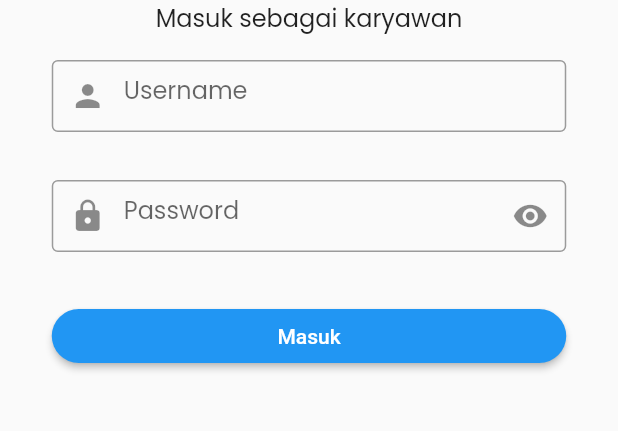
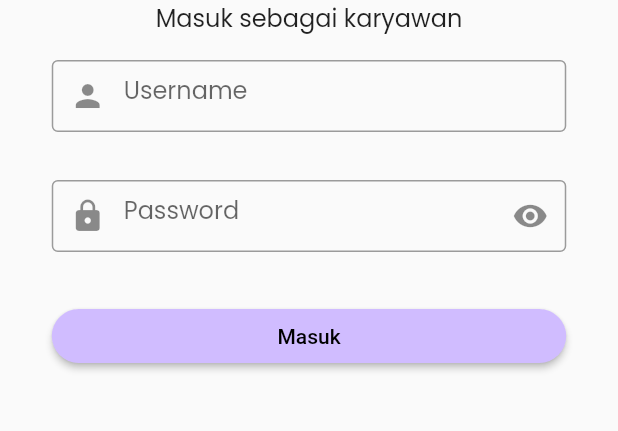
Before and after one commit to 3instein/supervision-mobile, a Flutter app: the screen it shows after launch, on a phone screen of 412 x 824 dp, the part 468-899 px from its top. Run offline on Flutter 3.47's test engine with Material 2 defaults, Android fonts, the phone set to English and light mode, and no system bars.

Commit message:
Change primarySwatch

```diff
--- a/lib/main.dart
+++ b/lib/main.dart
@@ -6,6 +6,21 @@ import 'package:supervision/views/orderPage.dart';
 void main() {
   runApp(const MyApp());
 }
+
+Map<int, Color> color = {
+  50: const Color.fromRGBO(208, 188, 255, .1),
+  100: const Color.fromRGBO(208, 188, 255, .2),
+  200: const Color.fromRGBO(208, 188, 255, .3),
+  300: const Color.fromRGBO(208, 188, 255, .4),
+  400: const Color.fromRGBO(208, 188, 255, .5),
+  500: const Color.fromRGBO(208, 188, 255, .6),
+  600: const Color.fromRGBO(208, 188, 255, .7),
+  700: const Color.fromRGBO(208, 188, 255, .8),
+  800: const Color.fromRGBO(208, 188, 255, .9),
+  900: const Color.fromRGBO(208, 188, 255, 1),
+};
+
+MaterialColor colorCustom = MaterialColor(0xFFD0BCFF, color);
 
 class MyApp extends StatelessWidget {
   const MyApp({super.key});
@@ -26,7 +41,7 @@ class MyApp extends StatelessWidget {
         // or simply save your changes to "hot reload" in a Flutter IDE).
         // Notice that the counter didn't reset back to zero; the application
         // is not restarted.
-        primarySwatch: Colors.blue,
+        primarySwatch: colorCustom,
       ),
       home: const AuthenticationPage(),
     );
```
